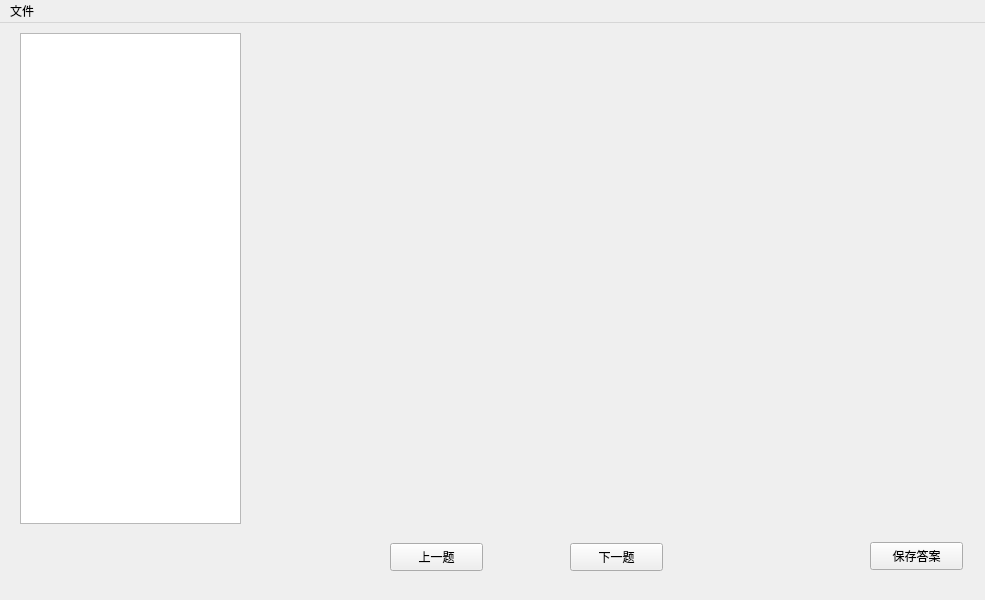
Qt form include/studentmainform.ui (unconsolable/test-system) before a commit.
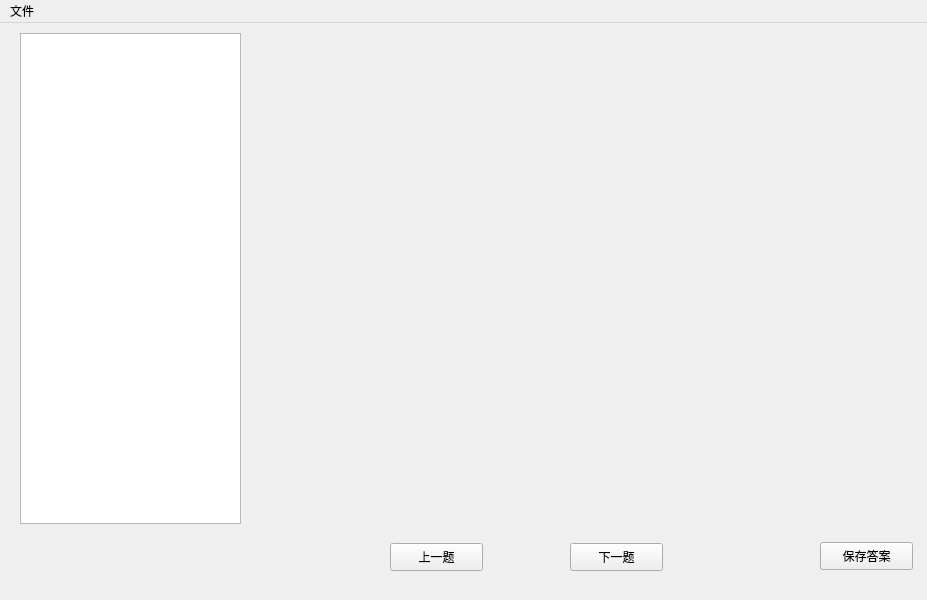
The same form after that commit.

```diff
--- a/include/studentmainform.ui
+++ b/include/studentmainform.ui
@@ -6,7 +6,7 @@
    <rect>
     <x>0</x>
     <y>0</y>
-    <width>985</width>
+    <width>927</width>
     <height>600</height>
    </rect>
   </property>
@@ -25,7 +25,7 @@
      <rect>
       <x>250</x>
       <y>9</y>
-      <width>721</width>
+      <width>661</width>
       <height>491</height>
      </rect>
     </property>
@@ -33,7 +33,7 @@
    <widget class="QPushButton" name="m_buttonFinish">
     <property name="geometry">
      <rect>
-      <x>870</x>
+      <x>820</x>
       <y>519</y>
       <width>93</width>
       <height>28</height>
@@ -91,8 +91,8 @@
     <rect>
      <x>0</x>
      <y>0</y>
-     <width>985</width>
-     <height>25</height>
+     <width>927</width>
+     <height>26</height>
     </rect>
    </property>
    <widget class="QMenu" name="menu">
```
